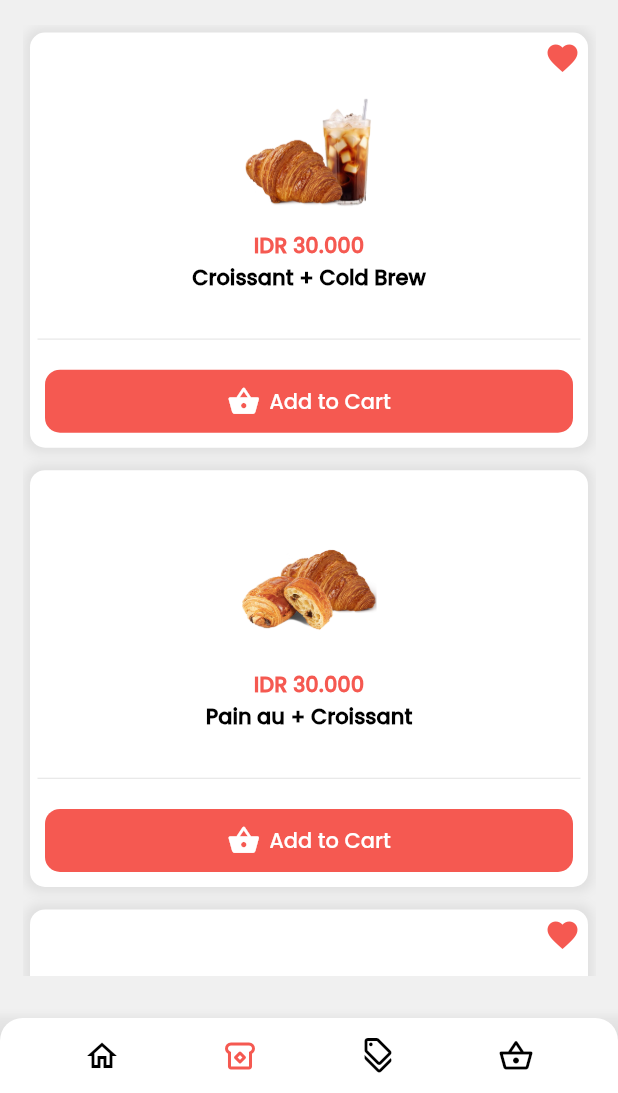
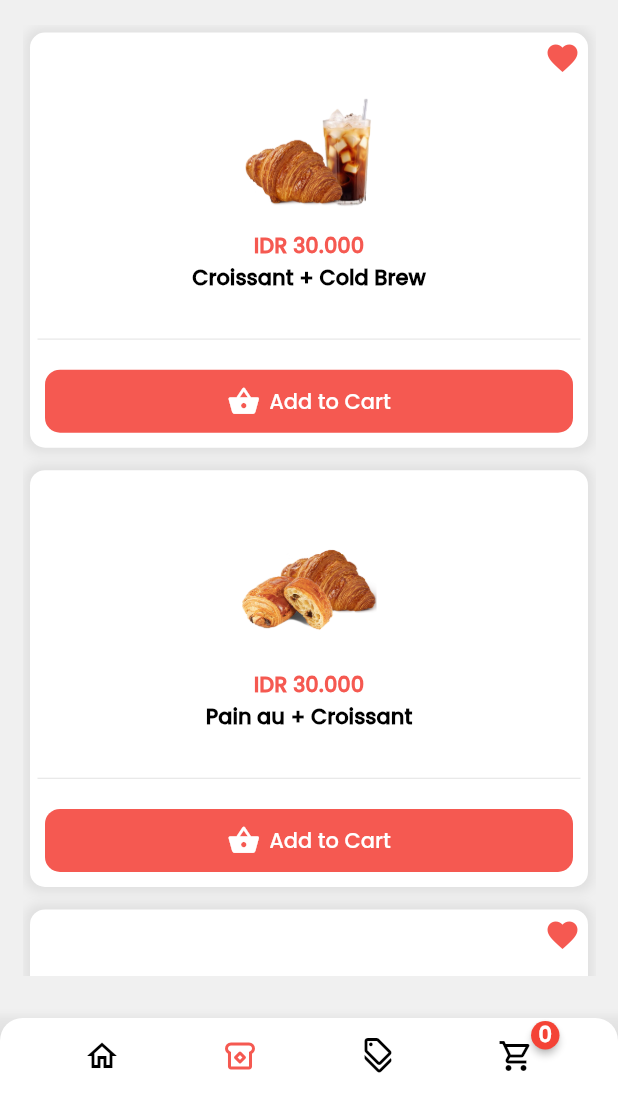
Before and after one commit to lookas15/IEatBread, a Flutter app: the screen it shows after launch, on a phone screen of 412 x 824 dp, the part 143-1236 px from its top. Run offline on Flutter 3.47's test engine with Material 2 defaults, Android fonts, the phone set to English and light mode, and no system bars; drawn by our look-alikes of badges; our stand-ins replace shared_preferences, sqflite; accounts and stored records are empty.

Commit message:
Add badge for cart icon

```diff
--- a/lib/Widgets/NavbarWidget.dart
+++ b/lib/Widgets/NavbarWidget.dart
@@ -1,6 +1,9 @@
 import 'package:flutter/material.dart';
+import 'package:product_listtt/data/CartProvider.dart';
 import 'package:product_listtt/screens/OrderCart.dart';
 import 'package:product_listtt/screens/MenuList.dart';
+import 'package:provider/provider.dart';
+import 'package:badges/badges.dart' as badges;
 
 class NavbarWidget extends StatefulWidget {
   final int selectedIndex;
@@ -40,7 +43,8 @@ class _NavbarWidgetState extends State<NavbarWidget> {
             buildNavbarIcon(Icons.home_outlined, 0),
             buildNavbarIcon(Icons.breakfast_dining_outlined, 1),
             buildNavbarIcon(Icons.discount_outlined, 2),
-            buildNavbarIcon(Icons.shopping_basket_outlined, 3),
+            buildShoppingBasketIcon(
+                context, 3), // Menambahkan icon keranjang belanja
           ],
         ),
       ),
@@ -84,4 +88,43 @@ class _NavbarWidgetState extends State<NavbarWidget> {
       },
     );
   }
+
+  // Fungsi untuk membangun icon keranjang belanja dengan Badge
+  Widget buildShoppingBasketIcon(BuildContext context, int index) {
+    final isSelected = widget.selectedIndex == index;
+    final colors = isSelected ? Color.fromARGB(255, 245, 89, 81) : Colors.black;
+
+    return badges.Badge(
+      badgeContent: Consumer<CartProvider>(
+        builder: (context, value, child) {
+          return Text(
+            value.getCounter().toString(),
+            style: const TextStyle(
+              color: Colors.white,
+              fontWeight: FontWeight.bold,
+            ),
+          );
+        },
+      ),
+      position: badges.BadgePosition.topEnd(
+          top: -5, end: -5), // Sesuaikan posisi sesuai kebutuhan
+      child: IconButton(
+        icon: Icon(
+          Icons.shopping_cart_outlined,
+          color: colors
+        ),
+        onPressed: () {
+          // Navigator.push(
+          //   context,
+          //   MaterialPageRoute(
+          //     builder: (context) => const OrderCart(),
+          //   ),
+          // );
+          Navigator.of(context).pushReplacement(
+              MaterialPageRoute(builder: (context) => OrderCart()),
+            );
+        },
+      ),
+    );
+  }
 }
```
